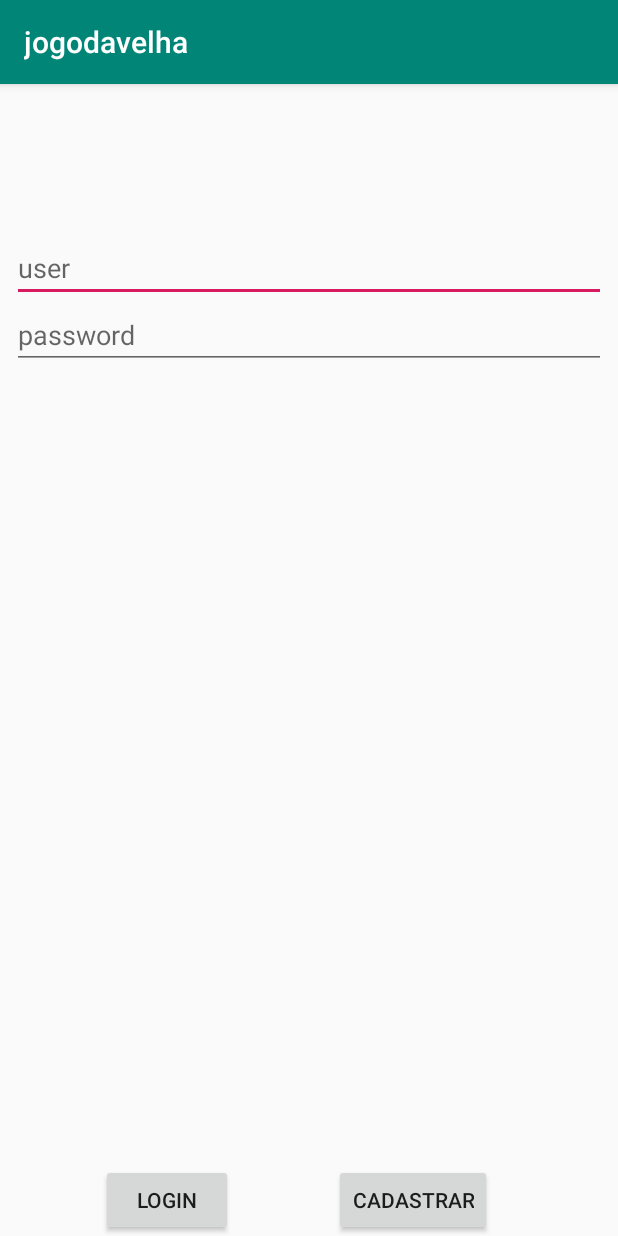
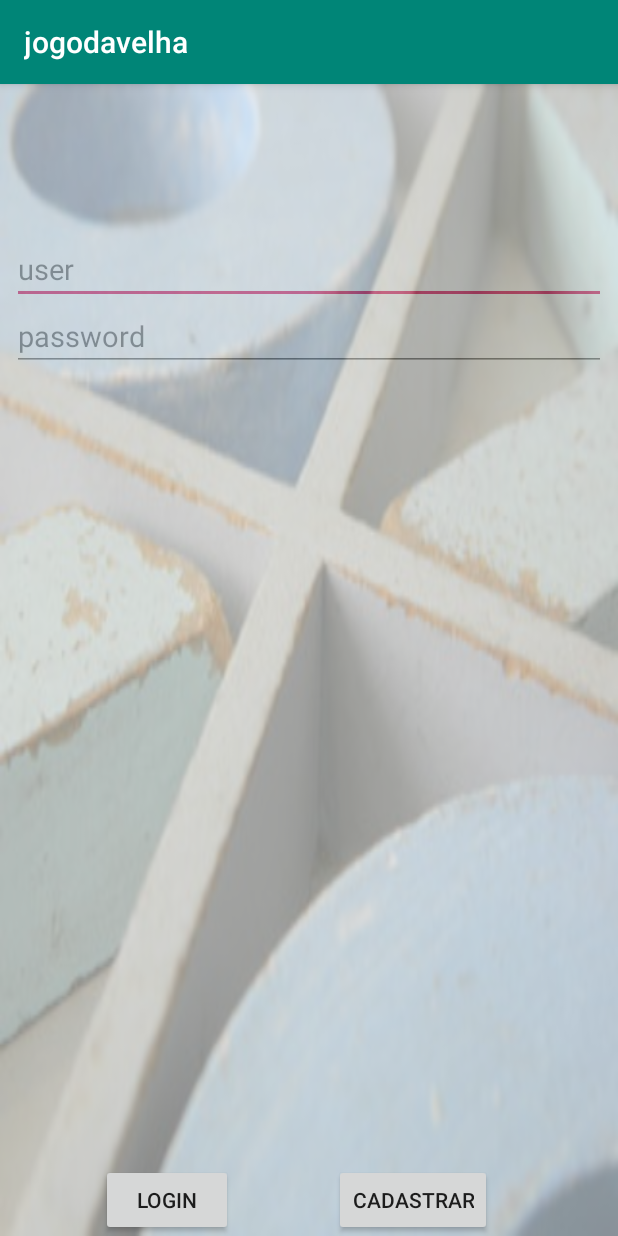
Before and after one commit to rafulll/TTTAG2, an Android app: the screen it shows after launch (LoginActivity), on a phone screen of 412 x 824 dp. Run offline under Robolectric (Android 15) with nearby library versions, the phone set to English and light mode, and no system bars.

Commit message:
enchanced interface

```diff
--- a/app/src/main/java/com/example/jogodavelha/LoginActivity.kt
+++ b/app/src/main/java/com/example/jogodavelha/LoginActivity.kt
@@ -12,6 +12,7 @@ class LoginActivity : AppCompatActivity() {
 
     override fun onCreate(savedInstanceState: Bundle?) {
         super.onCreate(savedInstanceState)
+
         setContentView(R.layout.login_activity)
 
 
@@ -80,6 +81,7 @@ class LoginActivity : AppCompatActivity() {
                     bd.update(
                         TBL_USUARIO_JOGO, contentValues, "$TBL_USUARIO_IDU = ?", arrayOf(id)
                     )
+
                     val intent = Intent(this, MainScreen::class.java)
                     intent.putExtra("jogador",cursor.getString(cursor.getColumnIndex(TBL_USUARIO_LOGIN)))
                     intent.putExtra("jogadorid",cursor.getInt(cursor.getColumnIndex(TBL_USUARIO_ID)))
--- a/app/src/main/res/layout/login_activity.xml
+++ b/app/src/main/res/layout/login_activity.xml
@@ -5,6 +5,8 @@
     android:layout_width="match_parent"
     android:layout_height="match_parent"
     tools:context=".LoginActivity">
+
+
 
     <TextView
         android:id="@+id/tvDisplayName"
@@ -26,6 +28,7 @@
         android:layout_marginTop="100dp"
         android:layout_marginEnd="8dp"
         android:ems="10"
+        android:textSize="19sp"
         android:inputType="textPersonName"
         android:hint="user"
         app:layout_constraintBottom_toTopOf="@+id/tvDisplayName"
@@ -40,6 +43,7 @@
         android:layout_marginTop="1dp"
         android:layout_marginEnd="8dp"
         android:ems="10"
+        android:textSize="19sp"
         android:inputType="textPersonName"
         android:hint="password"
         app:layout_constraintBottom_toTopOf="@+id/tvDisplayName"
@@ -56,7 +60,18 @@
         app:layout_constraintEnd_toEndOf="parent"
         app:layout_constraintHorizontal_bias="0.725"
         app:layout_constraintStart_toStartOf="parent" />
-
+    <ImageView
+        android:enabled="false"
+        android:id="@+id/btnimg"
+        android:layout_width="match_parent"
+        android:layout_height="match_parent"
+        android:alpha="0.5"
+        android:background="@drawable/c"
+        app:layout_constraintBottom_toBottomOf="parent"
+        app:layout_constraintEnd_toEndOf="parent"
+        app:layout_constraintStart_toStartOf="parent"
+        app:layout_constraintTop_toTopOf="parent"
+        tools:ignore="MissingConstraints" />
     <Button
         android:id="@+id/btnLogin"
         android:layout_width="wrap_content"
@@ -66,4 +81,5 @@
         app:layout_constraintEnd_toStartOf="@+id/btnCadastro"
         app:layout_constraintStart_toStartOf="parent"
         android:onClick="login"/>
+
 </androidx.constraintlayout.widget.ConstraintLayout>
```
Also changed, not shown: app/src/main/res/layout/activity_main.xml (+12 -1 lines), app/src/main/res/layout/activity_main_screen.xml (+12 -1 lines), app/src/main/res/layout/activity_ranking.xml (+12 -1 lines), app/src/main/res/drawable/b.jpg (added), app/src/main/res/drawable/c.jpg (added).
